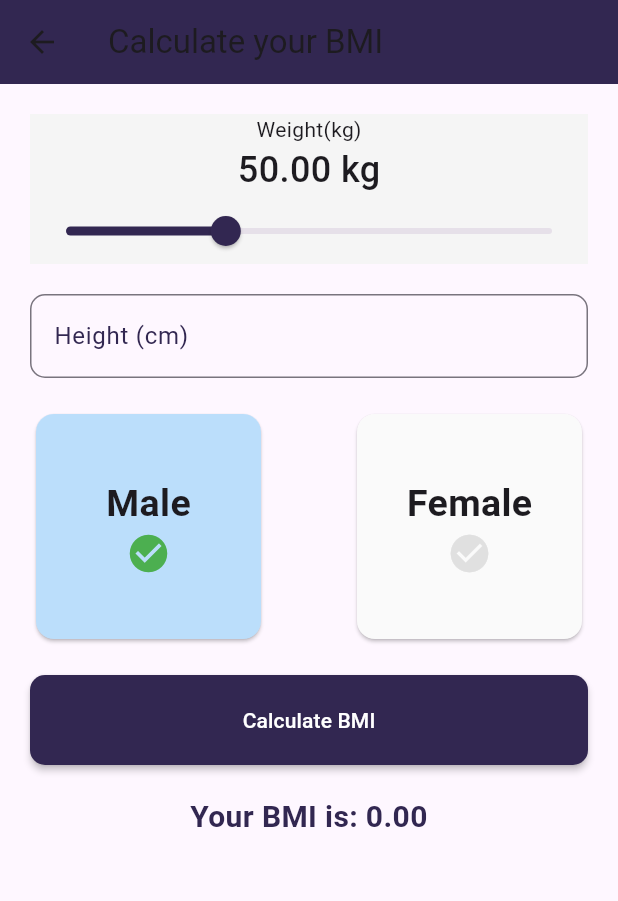
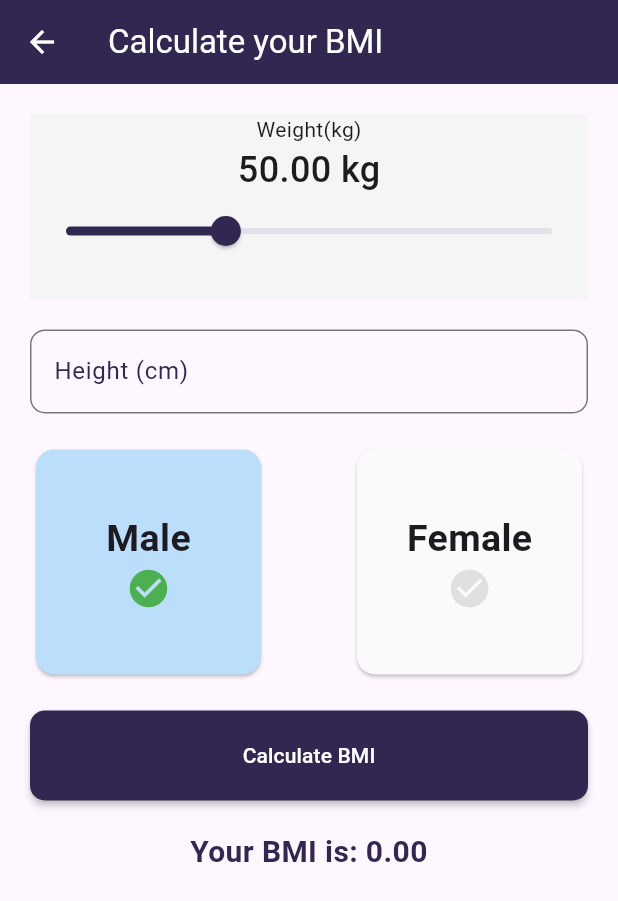
Before and after one commit to prasadbhale05/Gym_guide-App, a Flutter app: the screen it shows after launch, in the side drawer, after a tap on "BMI Calculator", on a phone screen of 412 x 824 dp. Shown: the top 901 px of the screen. Run offline on Flutter 3.47's test engine with Material 3 defaults, Android fonts, the phone set to English and light mode, and no system bars; our stand-ins replace responsive_sizer.

Commit message:
Committed on 08-09-2024 Updated Packages and UI.

```diff
--- a/lib/main.dart
+++ b/lib/main.dart
@@ -5,6 +5,7 @@ import 'package:gym_guide_app/screens/exercise_detail_page.dart';
 import 'package:gym_guide_app/screens/exercise_list_page.dart';
 import 'package:gym_guide_app/screens/filter_page.dart';
 import 'package:gym_guide_app/screens/homepage.dart';
+import 'package:responsive_sizer/responsive_sizer.dart';
 
 import 'data/exercise.dart';
 
@@ -31,6 +32,8 @@ class _MyAppState extends State<MyApp> {
   // This widget is the root of your application.
   @override
   Widget build(BuildContext context) {
+    return ResponsiveSizer(
+      builder: (context, orientation, screenType) {
         return MaterialApp(
           debugShowCheckedModeBanner: false,
           theme: ThemeData(
@@ -73,5 +76,7 @@ class _MyAppState extends State<MyApp> {
             FilterPage.routeName: (context) => const FilterPage(),
           },
         );
+      },
+    );
   }
 }
--- a/lib/screens/bmi_calculator_page.dart
+++ b/lib/screens/bmi_calculator_page.dart
@@ -1,4 +1,5 @@
 import 'package:flutter/material.dart';
+import 'package:responsive_sizer/responsive_sizer.dart';
 
 enum Gender { male, female }
 
@@ -40,14 +41,18 @@ class _BMICalculatorPageState extends State<BMICalculatorPage> {
     return Scaffold(
       resizeToAvoidBottomInset: false,
       appBar: AppBar(
-        title: const Text('Calculate your BMI'),
+        iconTheme: IconThemeData(color: Colors.white),
+        title: const Text(
+          'Calculate your BMI',
+          style: TextStyle(color: Colors.white),
+        ),
       ),
       body: Padding(
         padding: const EdgeInsets.all(20.0),
         child: Column(
           children: [
             Container(
-              height: 100,
+              height: Adaptive.h(15),
               color: Colors.grey[100],
               child: Column(
                 children: [
--- a/lib/screens/filter_page.dart
+++ b/lib/screens/filter_page.dart
@@ -16,7 +16,11 @@ class _FilterPageState extends State<FilterPage> {
   Widget build(BuildContext context) {
     return Scaffold(
       appBar: AppBar(
-        title: const Text('Filter'),
+        iconTheme: IconThemeData(color: Colors.white),
+        title: const Text(
+          'Filter',
+          style: const TextStyle(color: Colors.white),
+        ),
       ),
       body: Column(
         children: [
--- a/pubspec.yaml
+++ b/pubspec.yaml
@@ -34,6 +34,7 @@ dependencies:
   # The following adds the Cupertino Icons font to your application.
   # Use with the CupertinoIcons class for iOS style icons.
   cupertino_icons: ^1.0.2
+  responsive_sizer: ^3.3.1
 
 dev_dependencies:
   flutter_test:
```
Also changed, not shown: lib/screens/exercise_detail_page.dart (+18 -5 lines), lib/screens/exercise_list_page.dart (+20 -11 lines), lib/widgets/exercise_card_widget.dart (+13 -17 lines), pubspec.lock. Lines whose indentation alone changed are shown as unchanged.
